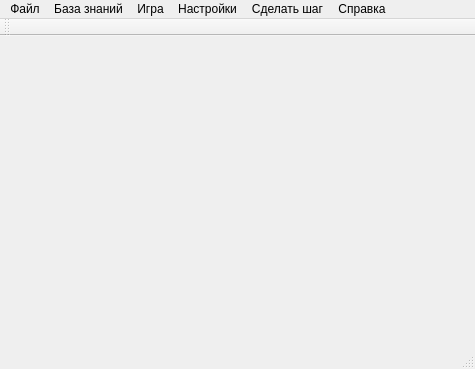
Qt form mainwindow.ui (vinni-au/nya-cats) before a commit.
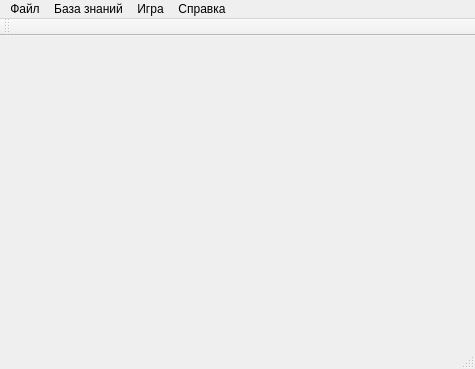
The same form after that commit.

The edit to the form file:
```diff
--- a/mainwindow.ui
+++ b/mainwindow.ui
@@ -60,21 +60,9 @@
     <addaction name="actStartGame"/>
     <addaction name="actShowOutput"/>
    </widget>
-   <widget class="QMenu" name="menuOptions">
-    <property name="title">
-     <string>Настройки</string>
-    </property>
-   </widget>
-   <widget class="QMenu" name="menuDoStep">
-    <property name="title">
-     <string>Сделать шаг</string>
-    </property>
-   </widget>
    <addaction name="menuFile"/>
    <addaction name="menuKB"/>
    <addaction name="menuGame"/>
-   <addaction name="menuOptions"/>
-   <addaction name="menuDoStep"/>
    <addaction name="menuInfo"/>
   </widget>
   <widget class="QToolBar" name="mainToolBar">
```
